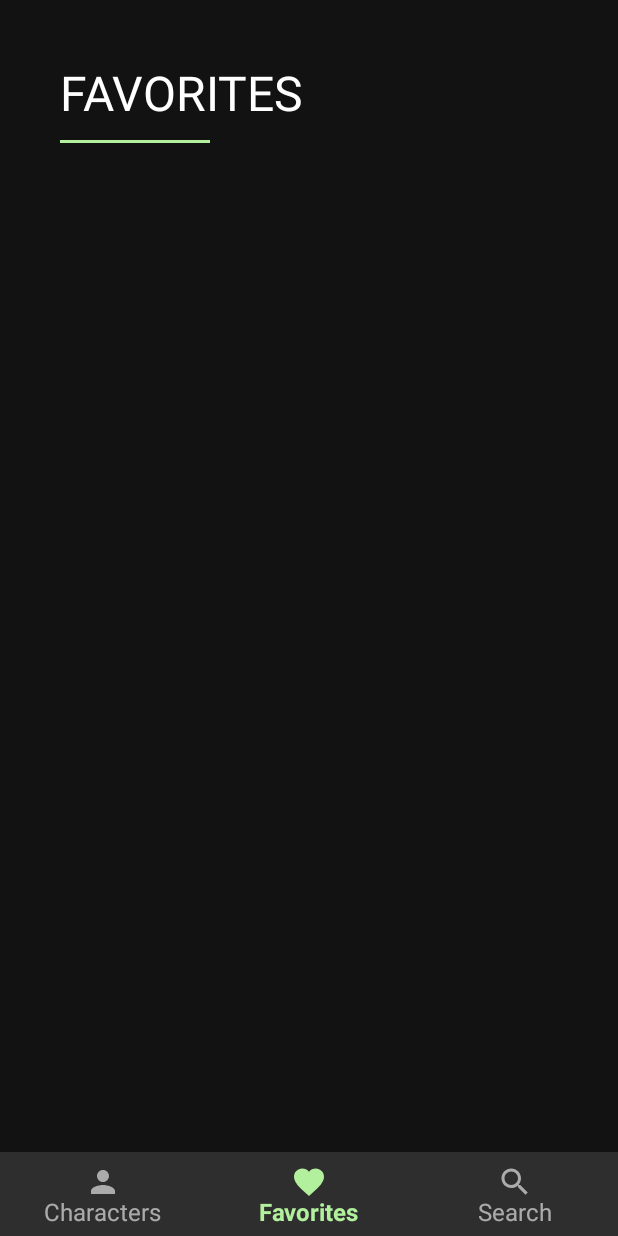
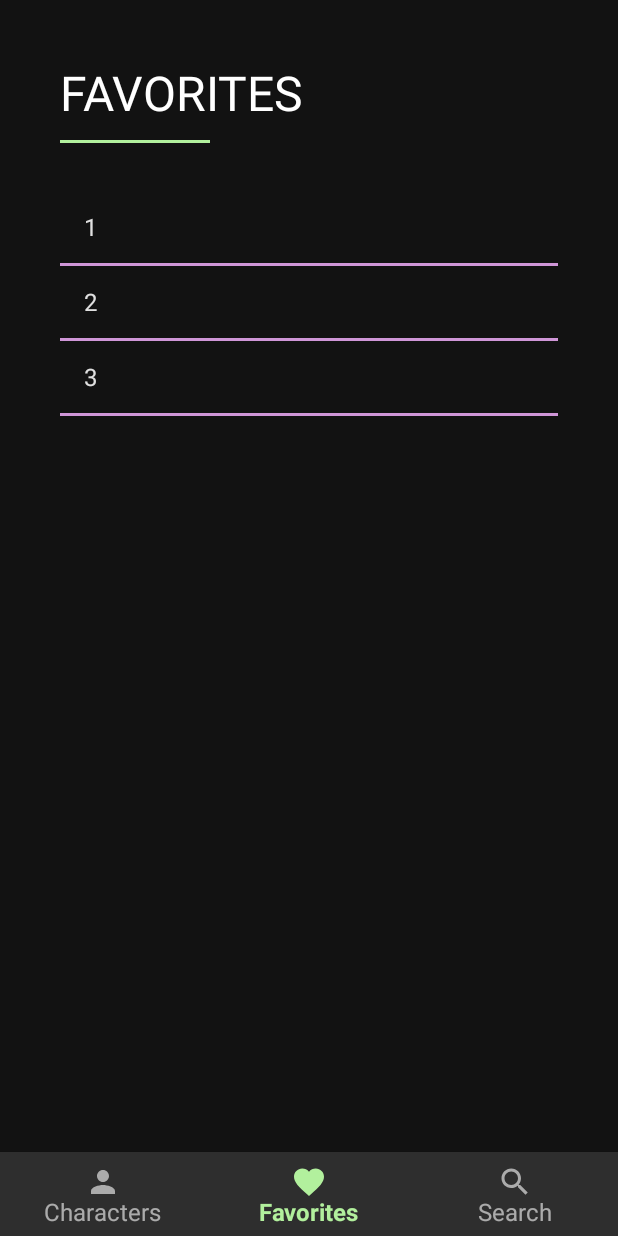
Before and after one commit to AlessandraHenkes/Rickverse, an Android app: the screen it shows after launch (MainActivity), item 2 of the bottom bar chosen, on a phone screen of 412 x 824 dp. Run offline under Robolectric (Android 15) with nearby library versions, the light colour scheme and no system bars; pictures from the network do not load.

Commit message:
Adicionando listas e items fixos

```diff
--- a/app/src/main/AndroidManifest.xml
+++ b/app/src/main/AndroidManifest.xml
@@ -1,6 +1,8 @@
 <?xml version="1.0" encoding="utf-8"?>
 <manifest xmlns:android="http://schemas.android.com/apk/res/android"
     package="com.example.rickverse">
+
+    <uses-permission android:name="android.permission.INTERNET" />
 
     <application
         android:allowBackup="true"
--- a/app/src/main/java/com/example/rickverse/character/CharactersFragment.kt
+++ b/app/src/main/java/com/example/rickverse/character/CharactersFragment.kt
@@ -1,11 +1,16 @@
 package com.example.rickverse.character
 
+import android.content.Intent
 import android.os.Bundle
 import android.view.LayoutInflater
 import android.view.View
 import android.view.ViewGroup
 import androidx.fragment.app.Fragment
 import com.example.rickverse.R
+import com.example.rickverse.character.adpter.CharactersAdapter
+import com.example.rickverse.model.CharacterPreview
+import com.example.rickverse.util.GridSpacingItemDecoration
+import kotlinx.android.synthetic.main.fragment_characters.*
 
 class CharactersFragment : Fragment() {
 
@@ -20,9 +25,46 @@ class CharactersFragment : Fragment() {
     }
 
     private fun setUI() {
+        with(rvCharacter) {
+            adapter = CharactersAdapter(
+                mutableListOf(
+                    CharacterPreview(
+                        id = 1,
+                        name = "Teste",
+                        image = "https://rickandmortyapi.com/api/character/avatar/1.jpeg"
+                    ),
+                    CharacterPreview(
+                        id = 2,
+                        name = "Teste 2",
+                        image = "https://rickandmortyapi.com/api/character/avatar/1.jpeg"
+                    ),
+                    CharacterPreview(
+                        id = 3,
+                        name = "Teste 3",
+                        image = "https://rickandmortyapi.com/api/character/avatar/1.jpeg"
+                    )
+                ),
+                this@CharactersFragment::onClick
+            )
+
+            addItemDecoration(
+                GridSpacingItemDecoration(
+                    resources.getDimensionPixelSize(
+                        R.dimen.margin_inside
+                    )
+                )
+            )
+
+        }
     }
 
     private fun getCharacters(page: Int? = null) {
     }
 
+    private fun onClick(id: Int) {
+        startActivity(Intent(requireContext(), CharacterActivity::class.java).apply {
+            putExtra(CHARACTER_ID, id)
+        })
+    }
+
 }
--- /dev/null
+++ b/app/src/main/java/com/example/rickverse/character/adpter/CharactersAdapter.kt
@@ -0,0 +1,40 @@
+package com.example.rickverse.character.adpter
+
+import android.view.LayoutInflater
+import android.view.ViewGroup
+import androidx.recyclerview.widget.RecyclerView
+import com.example.rickverse.R
+import com.example.rickverse.character.viewholder.CharacterViewHolder
+import com.example.rickverse.model.CharacterPreview
+
+class CharactersAdapter(
+    private val characters: MutableList<CharacterPreview>,
+    private val onClick: ((id: Int) -> Unit)
+) : RecyclerView.Adapter<CharacterViewHolder>() {
+
+    private var lastPosition = characters.size
+
+    override fun onCreateViewHolder(parent: ViewGroup, viewType: Int): CharacterViewHolder {
+        val view =
+            LayoutInflater
+                .from(parent.context)
+                .inflate(R.layout.item_character, parent, false)
+
+        return CharacterViewHolder(view, onClick)
+    }
+
+    override fun getItemCount() = characters.size
+
+    override fun onBindViewHolder(holder: CharacterViewHolder, position: Int) {
+        characters[position].run {
+            holder.populate(id = id, imageUrl = image, name = name)
+        }
+    }
+
+    fun addItems(charactersToAdd: List<CharacterPreview>) {
+        characters.addAll(charactersToAdd)
+        notifyItemRangeInserted(lastPosition, charactersToAdd.size)
+        lastPosition = characters.size
+    }
+
+}
--- /dev/null
+++ b/app/src/main/java/com/example/rickverse/character/viewholder/CharacterViewHolder.kt
@@ -0,0 +1,31 @@
+package com.example.rickverse.character.viewholder
+
+import android.graphics.Color
+import android.graphics.drawable.ColorDrawable
+import android.view.View
+import androidx.recyclerview.widget.RecyclerView
+import com.bumptech.glide.Glide
+import kotlinx.android.synthetic.main.item_character.view.*
+
+class CharacterViewHolder(
+    private val view: View,
+    private val onClick: (id: Int) -> Unit
+) : RecyclerView.ViewHolder(view) {
+
+    fun populate(imageUrl: String, id: Int, name: String) {
+        with(view) {
+            ivCharacter.contentDescription = name
+
+            Glide.with(context)
+                .load(imageUrl)
+                .placeholder(ColorDrawable(Color.GRAY))
+                .error(ColorDrawable(Color.RED))
+                .into(ivCharacter)
+
+            setOnClickListener {
+                onClick(id)
+            }
+        }
+    }
+
+}
--- a/app/src/main/java/com/example/rickverse/favorite/FavoritesFragment.kt
+++ b/app/src/main/java/com/example/rickverse/favorite/FavoritesFragment.kt
@@ -1,11 +1,14 @@
 package com.example.rickverse.favorite
 
 import android.os.Bundle
-import androidx.fragment.app.Fragment
 import android.view.LayoutInflater
 import android.view.View
 import android.view.ViewGroup
+import android.widget.ArrayAdapter
+import android.widget.Toast
+import androidx.fragment.app.Fragment
 import com.example.rickverse.R
+import kotlinx.android.synthetic.main.fragment_favorites.*
 
 class FavoritesFragment : Fragment() {
 
@@ -16,4 +19,19 @@ class FavoritesFragment : Fragment() {
         return inflater.inflate(R.layout.fragment_favorites, container, false)
     }
 
+    override fun onViewCreated(view: View, savedInstanceState: Bundle?) {
+        super.onViewCreated(view, savedInstanceState)
+
+        lvFavorites.adapter = ArrayAdapter<Int>(
+            requireContext(),
+            android.R.layout.simple_list_item_1,
+            arrayListOf(1, 2, 3)
+        )
+
+        lvFavorites.setOnItemClickListener { _, _, position, _ ->
+            Toast.makeText(requireContext(), position.toString(), Toast.LENGTH_SHORT).show()
+        }
+
+    }
+
 }
--- a/app/src/main/res/layout/fragment_characters.xml
+++ b/app/src/main/res/layout/fragment_characters.xml
@@ -24,6 +24,19 @@
             app:layout_constraintTop_toTopOf="parent"
             app:text="@string/characters" />
 
+        <androidx.recyclerview.widget.RecyclerView
+            android:id="@+id/rvCharacter"
+            android:layout_width="0dp"
+            android:layout_height="wrap_content"
+            android:layout_marginTop="@dimen/margin_inside"
+            app:layoutManager="androidx.recyclerview.widget.GridLayoutManager"
+            app:layout_constraintEnd_toEndOf="parent"
+            app:layout_constraintStart_toStartOf="parent"
+            app:layout_constraintTop_toBottomOf="@id/ttCharacters"
+            app:spanCount="@integer/characters_list_span_count"
+            tools:itemCount="12"
+            tools:listitem="@layout/item_character" />
+
     </androidx.constraintlayout.widget.ConstraintLayout>
 
 </androidx.core.widget.NestedScrollView>
```
